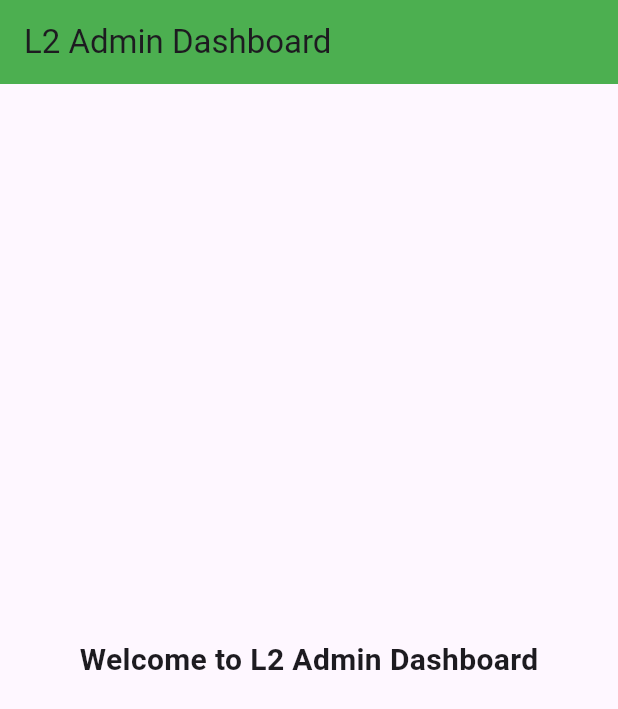
After one commit to AnushkaJadhav14/Flutter-App, a Flutter app: the L2AdminDashboard screen opened directly, on a phone screen of 412 x 824 dp. The commit adds this screen. Shown: the top 709 px of the screen. Run offline on Flutter 3.47's test engine with Material 3 defaults, Android fonts, the light colour scheme and no system bars; our stand-ins replace carousel_slider.

Commit message:
Updated Flutter project

```diff
--- /dev/null
+++ b/lib/l2_admin_dashboard.dart
@@ -0,0 +1,21 @@
+import 'package:flutter/material.dart';
+
+class L2AdminDashboard extends StatelessWidget {
+  const L2AdminDashboard({super.key});
+
+  @override
+  Widget build(BuildContext context) {
+    return Scaffold(
+      appBar: AppBar(
+        title: const Text("L2 Admin Dashboard"),
+        backgroundColor: Colors.green,
+      ),
+      body: const Center(
+        child: Text(
+          "Welcome to L2 Admin Dashboard",
+          style: TextStyle(fontSize: 20, fontWeight: FontWeight.bold),
+        ),
+      ),
+    );
+  }
+}
```
Also changed, not shown: lib/admin_dashboard.dart (deleted, +0 -39 lines), lib/l1_admin_dashboard.dart (added, +21 -0 lines), lib/otp_screen.dart (+19 -8 lines).
